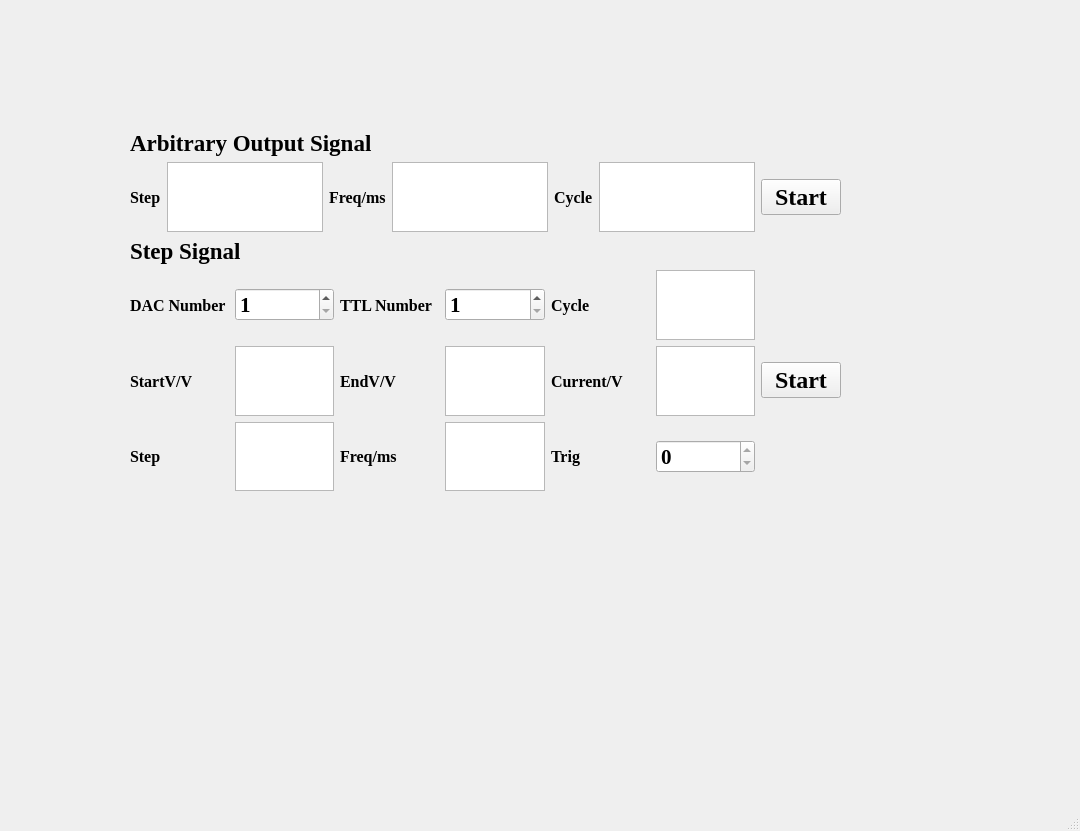
The window that signal.ui (YongyueQian/Triggerscope) describes before a commit, drawn with Qt 5.
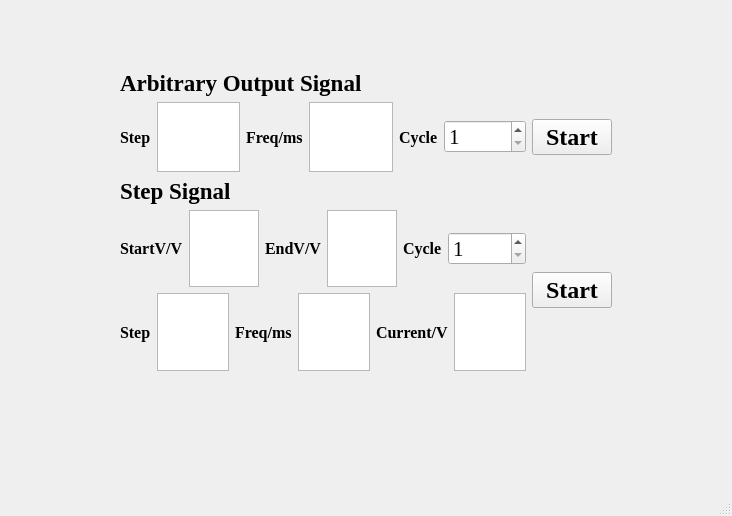
The same window after the commit.

```diff
--- a/signal.ui
+++ b/signal.ui
@@ -6,8 +6,8 @@
    <rect>
     <x>0</x>
     <y>0</y>
-    <width>1080</width>
-    <height>831</height>
+    <width>732</width>
+    <height>516</height>
    </rect>
   </property>
   <property name="font">
@@ -22,13 +22,15 @@
    <widget class="QWidget" name="">
     <property name="geometry">
      <rect>
-      <x>130</x>
-      <y>130</y>
-      <width>711</width>
-      <height>361</height>
+      <x>120</x>
+      <y>70</y>
+      <width>492</width>
+      <height>301</height>
      </rect>
     </property>
-    <layout class="QVBoxLayout" name="verticalLayout">
+    <layout class="QVBoxLayout" name="verticalLayout_3">
+     <item>
+      <layout class="QVBoxLayout" name="verticalLayout_2">
      <item>
       <widget class="QLabel" name="label_8">
        <property name="font">
@@ -115,14 +117,21 @@
         </widget>
        </item>
        <item>
-        <widget class="QTextEdit" name="cycle">
+          <widget class="QSpinBox" name="cycle">
          <property name="font">
           <font>
            <pointsize>16</pointsize>
-           <weight>75</weight>
-           <bold>true</bold>
-          </font>
-         </property>
+            </font>
+           </property>
+           <property name="keyboardTracking">
+            <bool>true</bool>
+           </property>
+           <property name="minimum">
+            <number>1</number>
+           </property>
+           <property name="maximum">
+            <number>10000</number>
+           </property>
         </widget>
        </item>
        <item>
@@ -142,6 +151,8 @@
        </item>
       </layout>
      </item>
+      </layout>
+     </item>
      <item>
       <widget class="QLabel" name="label_6">
        <property name="font">
@@ -158,114 +169,11 @@
       </widget>
      </item>
      <item>
-      <layout class="QHBoxLayout" name="horizontalLayout_9">
+      <layout class="QHBoxLayout" name="horizontalLayout_4">
        <item>
-        <layout class="QVBoxLayout" name="verticalLayout_2" stretch="1,1,1">
+        <layout class="QVBoxLayout" name="verticalLayout">
          <item>
-          <layout class="QHBoxLayout" name="horizontalLayout_3" stretch="1,1,1,1,1,1">
-           <item>
-            <widget class="QLabel" name="label_9">
-             <property name="font">
-              <font>
-               <family>Times New Roman</family>
-               <pointsize>12</pointsize>
-               <weight>75</weight>
-               <bold>true</bold>
-              </font>
-             </property>
-             <property name="text">
-              <string>DAC Number</string>
-             </property>
-             <property name="textFormat">
-              <enum>Qt::PlainText</enum>
-             </property>
-            </widget>
-           </item>
-           <item>
-            <widget class="QSpinBox" name="DAC1">
-             <property name="font">
-              <font>
-               <pointsize>16</pointsize>
-               <weight>75</weight>
-               <bold>true</bold>
-              </font>
-             </property>
-             <property name="minimum">
-              <number>1</number>
-             </property>
-             <property name="maximum">
-              <number>16</number>
-             </property>
-             <property name="displayIntegerBase">
-              <number>10</number>
-             </property>
-            </widget>
-           </item>
-           <item>
-            <widget class="QLabel" name="label_10">
-             <property name="font">
-              <font>
-               <family>Times New Roman</family>
-               <pointsize>12</pointsize>
-               <weight>75</weight>
-               <bold>true</bold>
-              </font>
-             </property>
-             <property name="text">
-              <string>TTL Number</string>
-             </property>
-            </widget>
-           </item>
-           <item>
-            <widget class="QSpinBox" name="TTL1">
-             <property name="font">
-              <font>
-               <pointsize>16</pointsize>
-               <weight>75</weight>
-               <bold>true</bold>
-              </font>
-             </property>
-             <property name="minimum">
-              <number>1</number>
-             </property>
-             <property name="maximum">
-              <number>16</number>
-             </property>
-             <property name="displayIntegerBase">
-              <number>10</number>
-             </property>
-            </widget>
-           </item>
-           <item>
-            <widget class="QLabel" name="label_13">
-             <property name="font">
-              <font>
-               <family>Times New Roman</family>
-               <pointsize>12</pointsize>
-               <weight>75</weight>
-               <bold>true</bold>
-              </font>
-             </property>
-             <property name="text">
-              <string>Cycle</string>
-             </property>
-            </widget>
-           </item>
-           <item>
-            <widget class="QTextEdit" name="cycle1">
-             <property name="font">
-              <font>
-               <pointsize>16</pointsize>
-               <weight>75</weight>
-               <bold>true</bold>
-              </font>
-             </property>
-            </widget>
-           </item>
-          </layout>
-         </item>
-         <item>
-          <layout class="QHBoxLayout" name="horizontalLayout_4" stretch="1,1,1,1,1,1">
+          <layout class="QHBoxLayout" name="horizontalLayout_2">
            <item>
             <widget class="QLabel" name="label_11">
              <property name="font">
@@ -319,7 +227,7 @@
             </widget>
            </item>
            <item>
-            <widget class="QLabel" name="label_16">
+            <widget class="QLabel" name="label_13">
              <property name="font">
               <font>
                <family>Times New Roman</family>
@@ -329,25 +237,32 @@
               </font>
              </property>
              <property name="text">
-              <string>Current/V</string>
+              <string>Cycle</string>
              </property>
             </widget>
            </item>
            <item>
-            <widget class="QTextEdit" name="current">
+            <widget class="QSpinBox" name="cycle1">
              <property name="font">
               <font>
                <pointsize>16</pointsize>
-               <weight>75</weight>
-               <bold>true</bold>
               </font>
              </property>
+             <property name="keyboardTracking">
+              <bool>true</bool>
+             </property>
+             <property name="minimum">
+              <number>1</number>
+             </property>
+             <property name="maximum">
+              <number>10000</number>
+             </property>
             </widget>
            </item>
           </layout>
          </item>
          <item>
-          <layout class="QHBoxLayout" name="horizontalLayout_5" stretch="1,1,1,1,1,1">
+          <layout class="QHBoxLayout" name="horizontalLayout_3">
            <item>
             <widget class="QLabel" name="label_14">
              <property name="font">
@@ -401,7 +316,7 @@
             </widget>
            </item>
            <item>
-            <widget class="QLabel" name="label_15">
+            <widget class="QLabel" name="label_16">
              <property name="font">
               <font>
                <family>Times New Roman</family>
@@ -411,12 +326,12 @@
               </font>
              </property>
              <property name="text">
-              <string>Trig</string>
+              <string>Current/V</string>
              </property>
             </widget>
            </item>
            <item>
-            <widget class="QSpinBox" name="trig1">
+            <widget class="QTextEdit" name="current">
              <property name="font">
               <font>
                <pointsize>16</pointsize>
@@ -424,8 +339,8 @@
                <bold>true</bold>
               </font>
              </property>
-             <property name="maximum">
-              <number>0</number>
+             <property name="readOnly">
+              <bool>true</bool>
              </property>
             </widget>
            </item>
@@ -458,7 +373,7 @@
     <rect>
      <x>0</x>
      <y>0</y>
-     <width>1080</width>
+     <width>732</width>
      <height>21</height>
     </rect>
    </property>
```
Lines whose indentation alone changed are shown as unchanged.
